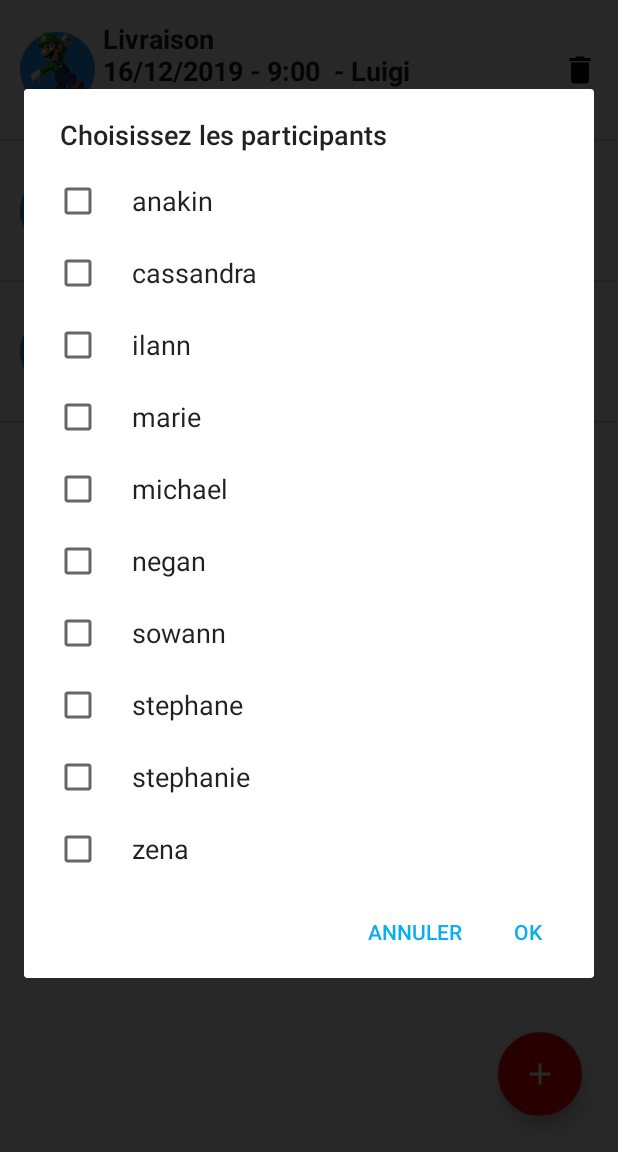
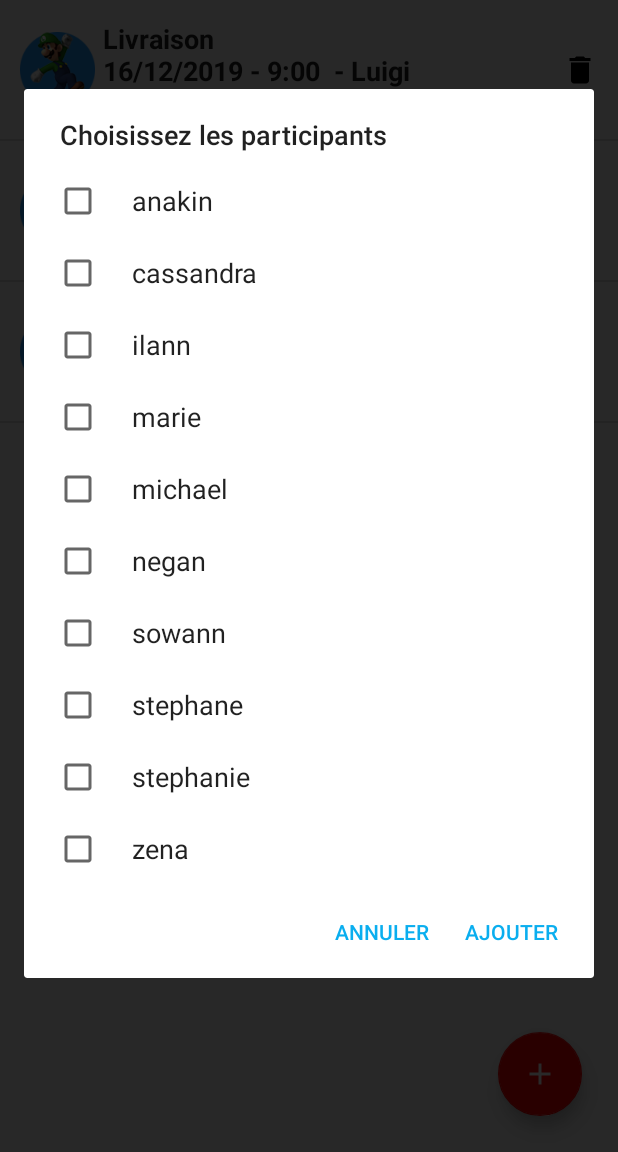
Before and after one commit to domworkhome/Ma_reu, an Android app: the screen it shows after launch (MainActivity), after a tap on an icon or button, on a phone screen of 412 x 824 dp, the part 84-1236 px from its top. Run offline under Robolectric (Android 15) with nearby library versions, the phone set to English and light mode, and no system bars; our stand-ins replace ButterKnife; 3 other taps on this screen came first.

Commit message:
Update AddMeetingDialog class to avoid selecting a past time/date Callback between AddMeetingDialog and MeetingsListFragment to automatically refresh RecyclerView when adding new meeting Callback between MembersDialog and AddMeetingDialog to show selected members

```diff
--- a/app/src/main/java/com/lamzone/mareu/controllers/fragments/MeetingsListFragment.java
+++ b/app/src/main/java/com/lamzone/mareu/controllers/fragments/MeetingsListFragment.java
@@ -24,7 +24,7 @@ import static android.support.constraint.Constraints.TAG;
 
 public class MeetingsListFragment extends Fragment implements AddMeetingDialog.NewMeetingDatasListener{
 
-    public static List<Meeting> mMeetings;
+    public List<Meeting> mMeetings;
     @BindView(R.id.list_meetings)
     RecyclerView mRecyclerView;
     @BindView(R.id.meeting_fab_add)
@@ -54,6 +54,7 @@ public class MeetingsListFragment extends Fragment implements AddMeetingDialog.N
                 DividerItemDecoration.VERTICAL));
         mApiService = Di.getApiService();
         mMeetings = mApiService.getMeetings();
+        //mListAdapter.updateList(mMeetings);
         mListAdapter = new MeetingsListAdapter(mMeetings);
         mRecyclerView.setAdapter(mListAdapter);
     }
--- a/app/src/main/java/com/lamzone/mareu/views/dialogs/AddMeetingDialog.java
+++ b/app/src/main/java/com/lamzone/mareu/views/dialogs/AddMeetingDialog.java
@@ -101,13 +101,14 @@ public class AddMeetingDialog extends DialogFragment implements MembersDialog.Se
 
         membersSpinner.setOnClickListener(v -> {
             MembersDialog membersDialog = new MembersDialog();
+            membersDialog.setItemsAlreadyChecked(null);
             membersDialog.setTargetFragment(AddMeetingDialog.this, REQUEST_CODE);
             membersDialog.show(getFragmentManager().beginTransaction(),"addmeetingdialog");
         });
 
         builder.setView(dialogView);
-        builder.setPositiveButton(R.string.add_Button, null);
-        builder.setNegativeButton("Annuler", (dialog, which) -> {
+        builder.setPositiveButton(R.string.add_button_french, null);
+        builder.setNegativeButton(getString(R.string.cancel_button_french), (dialog, which) -> {
         });
 
         AlertDialog alertDialog = builder.create();
@@ -168,7 +169,6 @@ public class AddMeetingDialog extends DialogFragment implements MembersDialog.Se
 
     @Override
     public void onMembersPositiveButtonClick(String selectedMembers) {
-        Log.d(TAG, "onMembersPositiveButtonClick: " + selectedMembers);
         membersSpinner.setText(selectedMembers);
     }
 }
--- a/app/src/main/java/com/lamzone/mareu/views/dialogs/MembersDialog.java
+++ b/app/src/main/java/com/lamzone/mareu/views/dialogs/MembersDialog.java
@@ -9,43 +9,53 @@ import android.support.annotation.Nullable;
 import android.support.v4.app.DialogFragment;
 import android.util.Log;
 import com.lamzone.mareu.R;
+import com.lamzone.mareu.models.Member;
+import com.lamzone.mareu.services.DummyGenerator;
+
 import java.util.ArrayList;
 import java.util.List;
 import static android.support.constraint.Constraints.TAG;
 
 public class MembersDialog extends DialogFragment {
 
-    private List<String> meetingMembers;
+    public void setItemsAlreadyChecked(boolean[] itemsAlreadyChecked){
+        this.itemsAlreadyChecked = itemsAlreadyChecked;
+    }
+
+    boolean[] itemsAlreadyChecked;
 
     public interface SelectedMembers {
         void onMembersPositiveButtonClick(String selectedMembers);
     }
+
     SelectedMembers callback;
 
     @NonNull
     @Override
     public Dialog onCreateDialog(@Nullable Bundle savedInstanceState) {
-        meetingMembers = new ArrayList<>();
+        List<String >meetingMembers = new ArrayList<>();
         AlertDialog.Builder builder = new AlertDialog.Builder(getContext());
         builder.setTitle("Choisissez les participants");
-        builder.setMultiChoiceItems(R.array.members, null, (dialog, which, isChecked) -> {
-            String[] items = getContext().getResources().getStringArray(R.array.members);
+        String[]membersList = DummyGenerator.dummyMembersGenerator().toArray(new String[0]);
+        itemsAlreadyChecked = new boolean[membersList.length];
+        builder.setMultiChoiceItems(membersList, itemsAlreadyChecked, (dialog, which, isChecked) -> {
             if(isChecked){
-                meetingMembers.add(items[which]);
-            } else if(meetingMembers.contains(items[which])){
-                meetingMembers.remove(items[which]);
-            }
+                meetingMembers.add(membersList[which]);
+            } else meetingMembers.remove(membersList[which]);
         });
 
-        builder.setPositiveButton("OK", (dialog, which) -> {
-            String final_selection = "";
-            for(String Item : meetingMembers){
-                final_selection = Item + ", " + final_selection;
+        builder.setPositiveButton(R.string.add_button_french, (dialog, which) -> {
+            String item = "";
+            for(String listItem : meetingMembers){
+                item = item + listItem;
+                if(which != meetingMembers.size() -1){
+                    item = item + ", ";
+                }
             }
-           callback.onMembersPositiveButtonClick(final_selection);
+           callback.onMembersPositiveButtonClick(item);
         });
 
-        builder.setNegativeButton("ANNULER", (dialog, which) -> {
+        builder.setNegativeButton(R.string.cancel_button_french, (dialog, which) -> {
         });
         return builder.create();
     }
--- a/app/src/main/res/layout/item_meeting.xml
+++ b/app/src/main/res/layout/item_meeting.xml
@@ -37,7 +37,6 @@
                 android:paddingStart="5dp"
                 android:paddingEnd="5dp"
                 android:singleLine="false"
-                android:text="@string/text_topic_hour_room"
                 app:layout_constraintTop_toTopOf="parent"
                 app:layout_constraintEnd_toStartOf="@id/item_meeting_delete"/>
 
@@ -49,7 +48,6 @@
                 android:layout_height="wrap_content"
                 android:paddingStart="5dp"
                 android:paddingEnd="5dp"
-                android:text="@string/text_participant_mail"
                 style="@style/SubTitleItem"
                 app:layout_constraintTop_toBottomOf="@id/item_meeting_info"
                 app:layout_constraintBottom_toBottomOf="@id/cs_row"/>
--- a/app/src/main/res/values/strings.xml
+++ b/app/src/main/res/values/strings.xml
@@ -1,11 +1,5 @@
 <resources>
     <string name="app_name">Ma réu</string>
-    <!-- fragment_meeting.xml -->
-    <string name="no_data">No data</string>
-
-    <!-- item_[...].xml -->
-    <string name="text_topic_hour_room">Refonte - 25/10/19 - 15h00 - Mario</string>
-    <string name="text_participant_mail">luc@lamzone.com, amandine@lamzone.com</string>
     <string name="meeting_deleted_french">"Réunion supprimée"</string>
     <string name="meeting_deleted_english">"Meeting deleted"</string>
     <string name="filter_button_french">"Filtrer"</string>
@@ -13,19 +7,9 @@
     <string name="filter_room_title_french">"Choisir une salle"</string>
     <string name="filter_room_title_english">"Pick a meeting room"</string>
     <string name="time_separator">":"</string>
-    <string name="add_Button">"Ajouter"</string>
-    <string name="Fill_all_fields">"Veuillez remplir tous les champs"</string>
-
-    <string-array name="members">
-        <item>anakin</item>
-        <item>cassandra</item>
-        <item>ilann</item>
-        <item>marie</item>
-        <item>michael</item>
-        <item>negan</item>
-        <item>sowann</item>
-        <item>stephane</item>
-        <item>stephanie</item>
-        <item>zena</item>
-    </string-array>
+    <string name="Fill_all_fields">"Veuillez remplir tous les champs\n- Sujet de la réunion\n- Date et heure de la réunion\n- Salle de réunion\n- Participants"</string>
+    <string name="add_button_french">"Ajouter"</string>
+    <string name="add_button_english">"Add"</string>
+    <string name="cancel_button_french">"Annuler"</string>
+    <string name="cancel_button_english">"Cancel"</string>
 </resources>
```
Also changed, not shown: app/src/main/java/com/lamzone/mareu/controllers/activities/MainActivity.java (+13 -55 lines), app/src/main/java/com/lamzone/mareu/services/DummyApiService.java (+3 -7 lines), app/src/main/java/com/lamzone/mareu/views/adapters/MeetingsListAdapter.java (+11 -0 lines), app/src/main/java/com/lamzone/mareu/views/dialogs/FilterDialog.java (added, +85 -0 lines), 1 other file.
